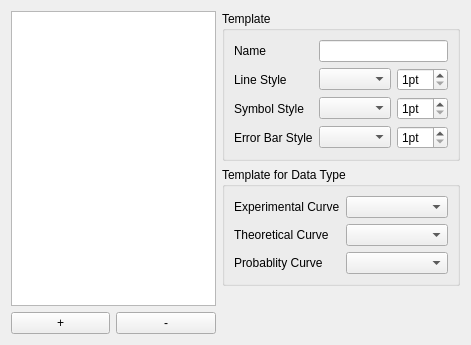
emblsaxs/saxsview, file libsaxsview/saxsview_configpage_curvetemplate.ui: the form before one commit.
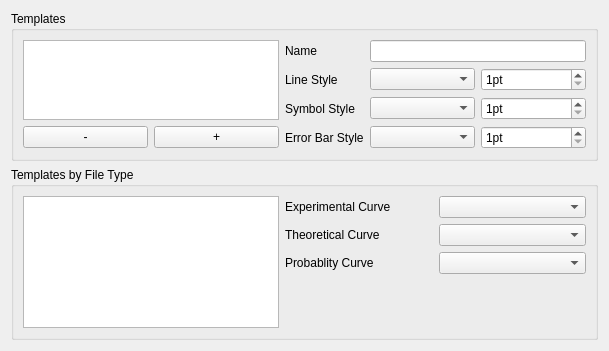
The form after the commit. Custom widgets are drawn as their Qt base class.

```diff
--- a/libsaxsview/saxsview_configpage_curvetemplate.ui
+++ b/libsaxsview/saxsview_configpage_curvetemplate.ui
@@ -6,42 +6,31 @@
    <rect>
     <x>0</x>
     <y>0</y>
-    <width>471</width>
-    <height>345</height>
+    <width>609</width>
+    <height>351</height>
    </rect>
   </property>
   <property name="windowTitle">
    <string>Form</string>
   </property>
   <layout class="QGridLayout" name="gridLayout_4">
-   <item row="0" column="0" rowspan="3">
-    <layout class="QGridLayout" name="gridLayout_3">
-     <item row="1" column="0">
-      <widget class="QPushButton" name="btnAdd">
-       <property name="text">
-        <string>+</string>
-       </property>
-      </widget>
-     </item>
-     <item row="1" column="1">
-      <widget class="QPushButton" name="btnRemove">
-       <property name="text">
-        <string>-</string>
-       </property>
-      </widget>
-     </item>
-     <item row="0" column="0" colspan="2">
-      <widget class="QListView" name="templateList"/>
-     </item>
-    </layout>
-   </item>
    <item row="0" column="1">
     <widget class="QGroupBox" name="groupTemplate">
      <property name="title">
-      <string>Template</string>
+      <string>Templates</string>
      </property>
      <layout class="QGridLayout" name="gridLayout">
-      <item row="0" column="0">
+      <item row="0" column="0" rowspan="3" colspan="2">
+       <widget class="QListView" name="templateList">
+        <property name="sizePolicy">
+         <sizepolicy hsizetype="Preferred" vsizetype="Preferred">
+          <horstretch>0</horstretch>
+          <verstretch>0</verstretch>
+         </sizepolicy>
+        </property>
+       </widget>
+      </item>
+      <item row="0" column="2">
        <widget class="QLabel" name="lblName">
         <property name="text">
          <string>Name</string>
@@ -51,10 +40,10 @@
         </property>
        </widget>
       </item>
-      <item row="0" column="1" colspan="2">
+      <item row="0" column="3" colspan="2">
        <widget class="QLineEdit" name="editName"/>
       </item>
-      <item row="1" column="0">
+      <item row="1" column="2">
        <widget class="QLabel" name="lblLineStyle">
         <property name="text">
          <string>Line Style</string>
@@ -64,7 +53,7 @@
         </property>
        </widget>
       </item>
-      <item row="1" column="1">
+      <item row="1" column="3">
        <widget class="LineStyleCombo" name="comboLineStyle">
         <property name="sizePolicy">
          <sizepolicy hsizetype="MinimumExpanding" vsizetype="Fixed">
@@ -74,7 +63,7 @@
         </property>
        </widget>
       </item>
-      <item row="1" column="2">
+      <item row="1" column="4">
        <widget class="QSpinBox" name="spinLineWidth">
         <property name="sizePolicy">
          <sizepolicy hsizetype="MinimumExpanding" vsizetype="Fixed">
@@ -90,7 +79,7 @@
         </property>
        </widget>
       </item>
-      <item row="2" column="0">
+      <item row="2" column="2">
        <widget class="QLabel" name="lblSymbolStyle">
         <property name="text">
          <string>Symbol Style</string>
@@ -100,7 +89,7 @@
         </property>
        </widget>
       </item>
-      <item row="2" column="1">
+      <item row="2" column="3">
        <widget class="SymbolStyleCombo" name="comboSymbolStyle">
         <property name="sizePolicy">
          <sizepolicy hsizetype="MinimumExpanding" vsizetype="Fixed">
@@ -110,7 +99,7 @@
         </property>
        </widget>
       </item>
-      <item row="2" column="2">
+      <item row="2" column="4">
        <widget class="QSpinBox" name="spinSymbolSize">
         <property name="sizePolicy">
          <sizepolicy hsizetype="MinimumExpanding" vsizetype="Fixed">
@@ -127,6 +116,20 @@
        </widget>
       </item>
       <item row="3" column="0">
+       <widget class="QPushButton" name="btnRemove">
+        <property name="text">
+         <string>-</string>
+        </property>
+       </widget>
+      </item>
+      <item row="3" column="1">
+       <widget class="QPushButton" name="btnAdd">
+        <property name="text">
+         <string>+</string>
+        </property>
+       </widget>
+      </item>
+      <item row="3" column="2">
        <widget class="QLabel" name="lblErrorBarStyle">
         <property name="text">
          <string>Error Bar Style</string>
@@ -136,7 +139,7 @@
         </property>
        </widget>
       </item>
-      <item row="3" column="1">
+      <item row="3" column="3">
        <widget class="LineStyleCombo" name="comboErrorBarStyle">
         <property name="sizePolicy">
          <sizepolicy hsizetype="MinimumExpanding" vsizetype="Fixed">
@@ -146,7 +149,7 @@
         </property>
        </widget>
       </item>
-      <item row="3" column="2">
+      <item row="3" column="4">
        <widget class="QSpinBox" name="spinErrorBarWidth">
         <property name="sizePolicy">
          <sizepolicy hsizetype="MinimumExpanding" vsizetype="Fixed">
@@ -168,26 +171,10 @@
    <item row="1" column="1">
     <widget class="QGroupBox" name="groupTemplateByType">
      <property name="title">
-      <string>Template for Data Type</string>
+      <string>Templates by File Type</string>
      </property>
      <layout class="QGridLayout" name="gridLayout_2">
-      <item row="0" column="0">
-       <widget class="QLabel" name="lblExperimentalCurve">
-        <property name="text">
-         <string>Experimental Curve</string>
-        </property>
-        <property name="buddy">
-         <cstring>comboExperimentalCurveTemplate</cstring>
-        </property>
-       </widget>
-      </item>
-      <item row="0" column="1">
-       <widget class="QComboBox" name="comboExperimentalCurveTemplate"/>
-      </item>
-      <item row="4" column="1">
-       <widget class="QComboBox" name="comboProbabilityCurveTemplate"/>
-      </item>
-      <item row="4" column="0">
+      <item row="2" column="1">
        <widget class="QLabel" name="lblProbabilityCurve">
         <property name="text">
          <string>Probablity Curve</string>
@@ -197,10 +184,10 @@
         </property>
        </widget>
       </item>
-      <item row="1" column="1">
-       <widget class="QComboBox" name="comboTheoreticalCurveTemplate"/>
+      <item row="0" column="2">
+       <widget class="QComboBox" name="comboExperimentalCurveTemplate"/>
       </item>
-      <item row="1" column="0">
+      <item row="1" column="1">
        <widget class="QLabel" name="lblTheoreticalCurve">
         <property name="text">
          <string>Theoretical Curve</string>
@@ -210,6 +197,32 @@
         </property>
        </widget>
       </item>
+      <item row="0" column="0" rowspan="4">
+       <widget class="QListView" name="fileTypeList">
+        <property name="sizePolicy">
+         <sizepolicy hsizetype="Minimum" vsizetype="Preferred">
+          <horstretch>0</horstretch>
+          <verstretch>0</verstretch>
+         </sizepolicy>
+        </property>
+       </widget>
+      </item>
+      <item row="0" column="1">
+       <widget class="QLabel" name="lblExperimentalCurve">
+        <property name="text">
+         <string>Experimental Curve</string>
+        </property>
+        <property name="buddy">
+         <cstring>comboExperimentalCurveTemplate</cstring>
+        </property>
+       </widget>
+      </item>
+      <item row="1" column="2">
+       <widget class="QComboBox" name="comboTheoreticalCurveTemplate"/>
+      </item>
+      <item row="2" column="2">
+       <widget class="QComboBox" name="comboProbabilityCurveTemplate"/>
+      </item>
      </layout>
     </widget>
    </item>
```
Left out of the diff: 26 changed lines with no effect on the pictures.
